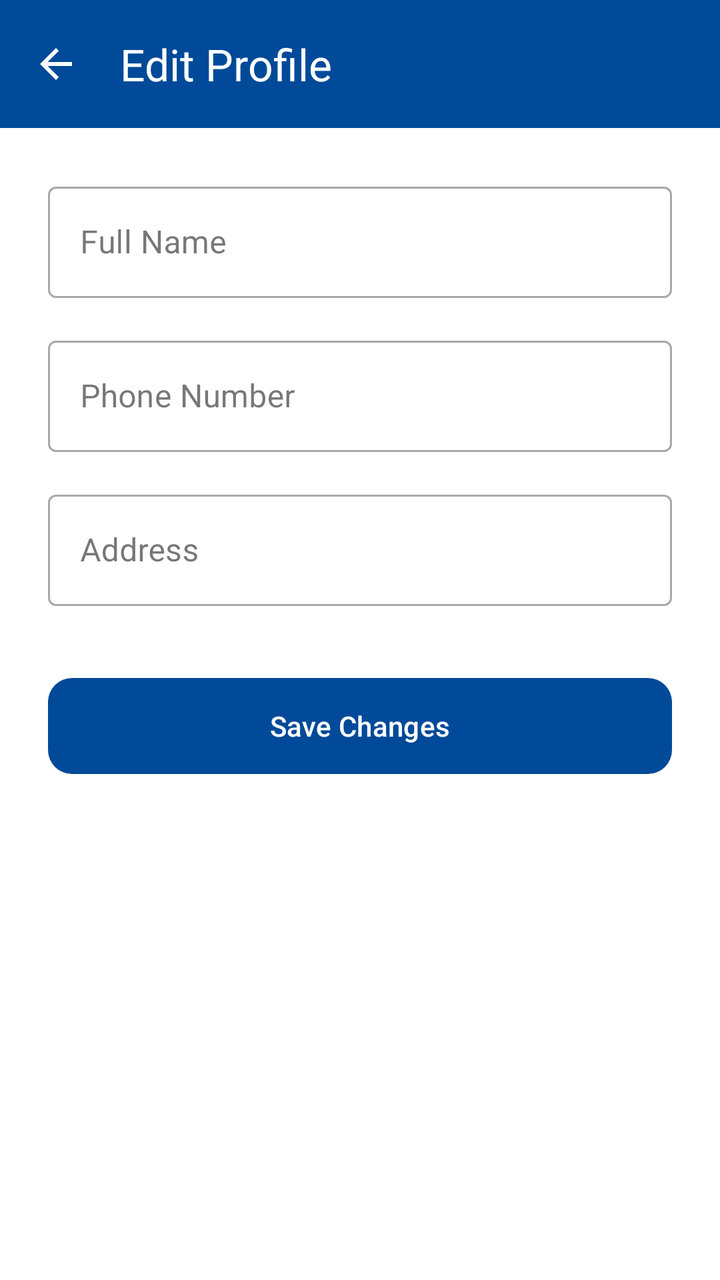
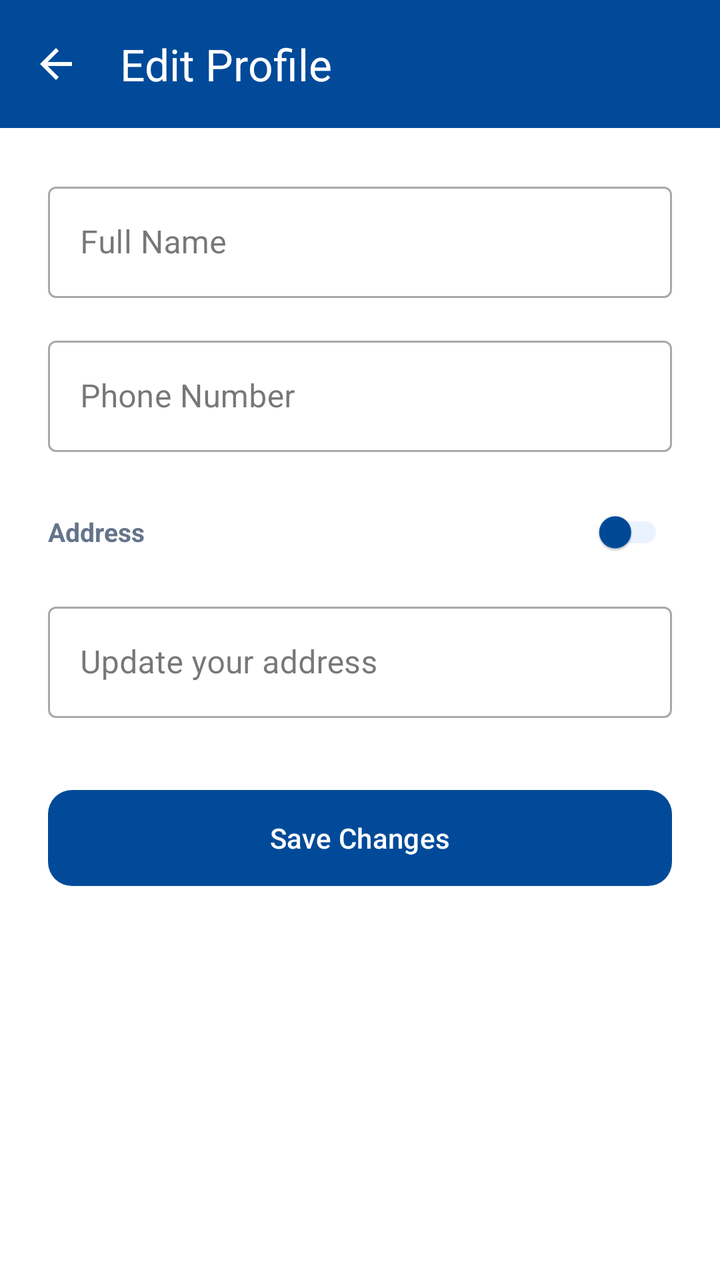

The first picture is an Android layout as it rendered before a commit; the second is the same layout after the commit. The layout source and the unified diff follow.
<!-- AndroidManifest.xml: application theme Theme.Newtacks -->
<!-- res/layout/activity_client_edit_profile.xml -->
<?xml version="1.0" encoding="utf-8"?>
<LinearLayout xmlns:android="http://schemas.android.com/apk/res/android"
    xmlns:app="http://schemas.android.com/apk/res-auto"
    android:layout_width="match_parent"
    android:layout_height="match_parent"
    android:orientation="vertical"
    android:background="#FFFFFF">

    <androidx.appcompat.widget.Toolbar
        android:id="@+id/toolbar"
        android:layout_width="match_parent"
        android:layout_height="?attr/actionBarSize"
        android:background="#004A99"
        app:navigationIcon="@drawable/ic_back"
        app:navigationIconTint="#FFFFFF"
        app:title="Edit Profile"
        app:titleTextColor="#FFFFFF" />

    <ScrollView
        android:layout_width="match_parent"
        android:layout_height="match_parent"
        android:fillViewport="true">

        <LinearLayout
            android:layout_width="match_parent"
            android:layout_height="wrap_content"
            android:orientation="vertical"
            android:padding="24dp">

            <com.google.android.material.textfield.TextInputLayout
                android:layout_width="match_parent"
                android:layout_height="wrap_content"
                android:hint="Full Name"
                style="@style/Widget.MaterialComponents.TextInputLayout.OutlinedBox"
                android:layout_marginBottom="16dp">
                <com.google.android.material.textfield.TextInputEditText
                    android:id="@+id/etName"
                    android:layout_width="match_parent"
                    android:layout_height="wrap_content" />
            </com.google.android.material.textfield.TextInputLayout>

            <com.google.android.material.textfield.TextInputLayout
                android:layout_width="match_parent"
                android:layout_height="wrap_content"
                android:hint="Phone Number"
                style="@style/Widget.MaterialComponents.TextInputLayout.OutlinedBox"
                android:layout_marginBottom="16dp">
                <com.google.android.material.textfield.TextInputEditText
                    android:id="@+id/etPhone"
                    android:layout_width="match_parent"
                    android:layout_height="wrap_content"
                    android:inputType="phone" />
            </com.google.android.material.textfield.TextInputLayout>

            <com.google.android.material.textfield.TextInputLayout
                android:layout_width="match_parent"
                android:layout_height="wrap_content"
                android:hint="Address"
                style="@style/Widget.MaterialComponents.TextInputLayout.OutlinedBox"
                android:layout_marginBottom="32dp">
                <com.google.android.material.textfield.TextInputEditText
                    android:id="@+id/etAddress"
                    android:layout_width="match_parent"
                    android:layout_height="wrap_content" />
            </com.google.android.material.textfield.TextInputLayout>

            <com.google.android.material.button.MaterialButton
                android:id="@+id/btnSave"
                android:layout_width="match_parent"
                android:layout_height="56dp"
                android:text="Save Changes"
                app:cornerRadius="12dp"
                app:backgroundTint="#004A99" />

        </LinearLayout>
    </ScrollView>

    <FrameLayout
        android:id="@+id/loadingOverlay"
        android:layout_width="match_parent"
        android:layout_height="match_parent"
        android:background="#80000000"
        android:visibility="gone"
        android:clickable="true"
        android:focusable="true">
        <ProgressBar
            android:layout_width="wrap_content"
            android:layout_height="wrap_content"
            android:layout_gravity="center"
            android:indeterminateTint="#FFFFFF" />
    </FrameLayout>

</LinearLayout>
<!-- resources referenced by this layout -->
<resources>
  <!-- drawable ic_back (drawable) -->
  <?xml version="1.0" encoding="utf-8"?>
  <vector xmlns:android="http://schemas.android.com/apk/res/android"
      android:width="24dp"
      android:height="24dp"
      android:viewportWidth="24"
      android:viewportHeight="24">
      <path
          android:fillColor="#FFFFFF"
          android:pathData="M20,11H7.83l5.59,-5.59L12,4l-8,8 8,8 1.41,-1.41L7.83,13H20v-2z"/>
  </vector>
  <style name="Theme.Newtacks" parent="Base.Theme.Newtacks" />
  <style name="Base.Theme.Newtacks" parent="Theme.Material3.DayNight.NoActionBar">
          <item name="colorPrimary">#004A99</item>
          <item name="colorPrimaryContainer">#004A99</item>
          <item name="colorOnPrimary">#FFFFFF</item>
          <item name="colorSecondary">#004A99</item>
          <item name="colorOnSecondary">#FFFFFF</item>
          <item name="colorTertiary">#004A99</item>
          <item name="colorSecondaryContainer">#EBF2FF</item>
          <item name="colorOnSecondaryContainer">#004A99</item>
          <item name="android:statusBarColor">#004A99</item>
          <item name="android:navigationBarColor">#FFFFFF</item>
          <item name="android:windowLightStatusBar" tools:targetApi="m">false</item>
      </style>
</resources>

<!-- the commit's change to res/layout/activity_client_edit_profile.xml (unified diff, before → after) -->
@@ -52,16 +52,40 @@
                     android:inputType="phone" />
             </com.google.android.material.textfield.TextInputLayout>
 
+            <LinearLayout
+                android:layout_width="match_parent"
+                android:layout_height="wrap_content"
+                android:orientation="horizontal"
+                android:gravity="center_vertical"
+                android:layout_marginBottom="8dp">
+                <TextView
+                    android:layout_width="0dp"
+                    android:layout_height="wrap_content"
+                    android:layout_weight="1"
+                    android:text="Address"
+                    android:textColor="#64748B"
+                    android:textSize="13sp"
+                    android:textStyle="bold" />
+                <com.google.android.material.switchmaterial.SwitchMaterial
+                    android:id="@+id/switchRealTimeLocation"
+                    android:layout_width="wrap_content"
+                    android:layout_height="wrap_content"
+                    android:scaleX="0.8"
+                    android:scaleY="0.8"
+                    app:thumbTint="#004A99"
+                    app:trackTint="#EBF2FF" />
+            </LinearLayout>
+
             <com.google.android.material.textfield.TextInputLayout
                 android:layout_width="match_parent"
                 android:layout_height="wrap_content"
-                android:hint="Address"
                 style="@style/Widget.MaterialComponents.TextInputLayout.OutlinedBox"
                 android:layout_marginBottom="32dp">
                 <com.google.android.material.textfield.TextInputEditText
                     android:id="@+id/etAddress"
                     android:layout_width="match_parent"
-                    android:layout_height="wrap_content" />
+                    android:layout_height="wrap_content"
+                    android:hint="Update your address" />
             </com.google.android.material.textfield.TextInputLayout>
 
             <com.google.android.material.button.MaterialButton
